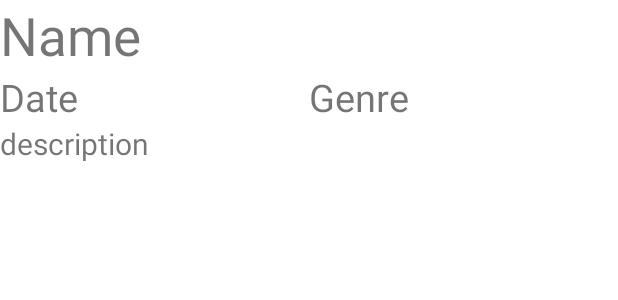
After one commit to ilya-vaschenko/filmsearch, an Android app: the layout detail_fragment.xml on its own in the app's theme, with its tools: preview values and no code run, on a phone screen of 412 x 824 dp. The commit adds this screen. Shown: the top 300 px of the screen. Run offline under Robolectric (Android 15) with nearby library versions, the phone set to English and light mode, and no system bars.

Commit message:
Задание 2

```diff
--- a/app/src/main/java/com/example/filmsearch/ui/main/model/Repository.kt
+++ b/app/src/main/java/com/example/filmsearch/ui/main/model/Repository.kt
@@ -2,6 +2,6 @@ package com.example.filmsearch.ui.main.model
 
 interface Repository {
     fun getFilmFromServer(): Film
-    fun getFilmFromLocalStorage(): List<Film>
-
+    fun getFilmFromLocalStorageRus(): List<Film>
+    fun getFilmFromLocalStorageFilm(): List<Film>
 }
--- a/app/src/main/java/com/example/filmsearch/ui/main/view/MainActivity.kt
+++ b/app/src/main/java/com/example/filmsearch/ui/main/view/MainActivity.kt
@@ -15,6 +15,7 @@ class MainActivity : AppCompatActivity() {
         binding = MainActivityBinding.inflate(layoutInflater)
 
         setContentView(R.layout.main_activity)
+
         if (savedInstanceState == null) {
             supportFragmentManager.beginTransaction()
                 .replace(R.id.container, MainFragment.newInstance())
--- /dev/null
+++ b/app/src/main/res/layout/detail_fragment.xml
@@ -0,0 +1,49 @@
+<?xml version="1.0" encoding="utf-8"?>
+<LinearLayout xmlns:android="http://schemas.android.com/apk/res/android"
+    xmlns:app="http://schemas.android.com/apk/res-auto"
+    xmlns:tools="http://schemas.android.com/tools"
+    android:id="@+id/main"
+    android:layout_width="match_parent"
+    android:layout_height="match_parent"
+    android:orientation="vertical">
+
+    <TextView
+        android:id="@+id/detail_FilmName"
+        android:layout_width="match_parent"
+        android:layout_height="wrap_content"
+        android:textSize="@dimen/detailNameSize"
+        tools:text="Name" />
+
+
+    <LinearLayout
+        android:layout_width="match_parent"
+        android:layout_height="wrap_content"
+        android:orientation="horizontal">
+
+        <TextView
+            android:id="@+id/detail_date"
+            android:layout_width="0dp"
+            android:layout_height="wrap_content"
+            android:layout_weight="1"
+            tools:text="Date"
+            android:textSize="@dimen/textGenre"/>
+
+        <TextView
+            android:id="@+id/detail_genre"
+            android:layout_width="0dp"
+            android:layout_height="wrap_content"
+            android:layout_weight="1"
+            tools:text="Genre"
+            android:textSize="@dimen/textGenre"/>
+
+
+    </LinearLayout>
+
+    <TextView
+        android:id="@+id/detail_description"
+        android:layout_width="match_parent"
+        android:layout_height="wrap_content"
+        tools:text="description"
+        android:textSize="@dimen/textDescription"/>
+
+</LinearLayout>
--- a/app/src/main/res/values/colors.xml
+++ b/app/src/main/res/values/colors.xml
@@ -7,6 +7,6 @@
     <color name="teal_700">#FF018786</color>
     <color name="black">#FF000000</color>
     <color name="white">#FFFFFFFF</color>
-    <color name="loading">#817C7C</color>
+    <color name="loading_layout">#817C7C</color>
     <color name="background">#7F9EA2</color>
 </resources>
--- a/app/src/main/res/values/dimens.xml
+++ b/app/src/main/res/values/dimens.xml
@@ -3,6 +3,7 @@
     <dimen name="heightImage">200dp</dimen>
     <dimen name="textTitle">30sp</dimen>
     <dimen name="textDescription">20sp</dimen>
-    <dimen name="textGanre">25sp</dimen>
+    <dimen name="textGenre">25sp</dimen>
     <dimen name="marginForElements">4dp</dimen>
+    <dimen name="detailNameSize">35sp</dimen>
 </resources>
--- a/app/src/main/res/values/strings.xml
+++ b/app/src/main/res/values/strings.xml
@@ -1,3 +1,3 @@
 <resources>
-    <string name="app_name">filmsearch</string>
+    <string name="app_name">FilmSearch</string>
 </resources>
```
Also changed, not shown: app/src/main/java/com/example/filmsearch/ui/main/model/Film.kt (+34 -1 lines), app/src/main/java/com/example/filmsearch/ui/main/model/RepositoruImpl.kt (deleted, +0 -17 lines), app/src/main/java/com/example/filmsearch/ui/main/model/RepositoryImpl.kt (added, +11 -0 lines), app/src/main/java/com/example/filmsearch/ui/main/view/DetailFragment.kt (added, +55 -0 lines), app/src/main/java/com/example/filmsearch/ui/main/view/FilmAdapter.kt (+27 -20 lines), app/src/main/java/com/example/filmsearch/ui/main/view/MainFragment.kt (+43 -12 lines), app/src/main/java/com/example/filmsearch/ui/main/viewModel/MainViewModel.kt (+18 -7 lines), app/src/main/res/layout/item_film.xml (+4 -13 lines), app/src/main/res/layout/main_fragment.xml (+24 -19 lines).
